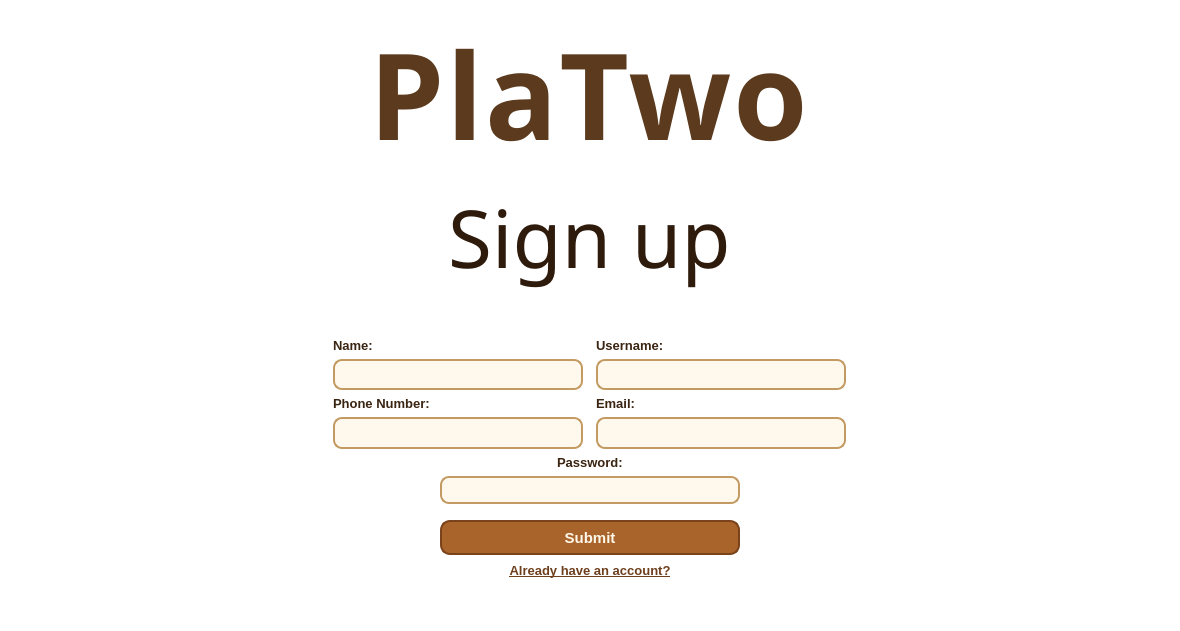
Qt form UI/Auth/signup/signup.ui (PlaTwo-project/PlaTwo) before a commit.
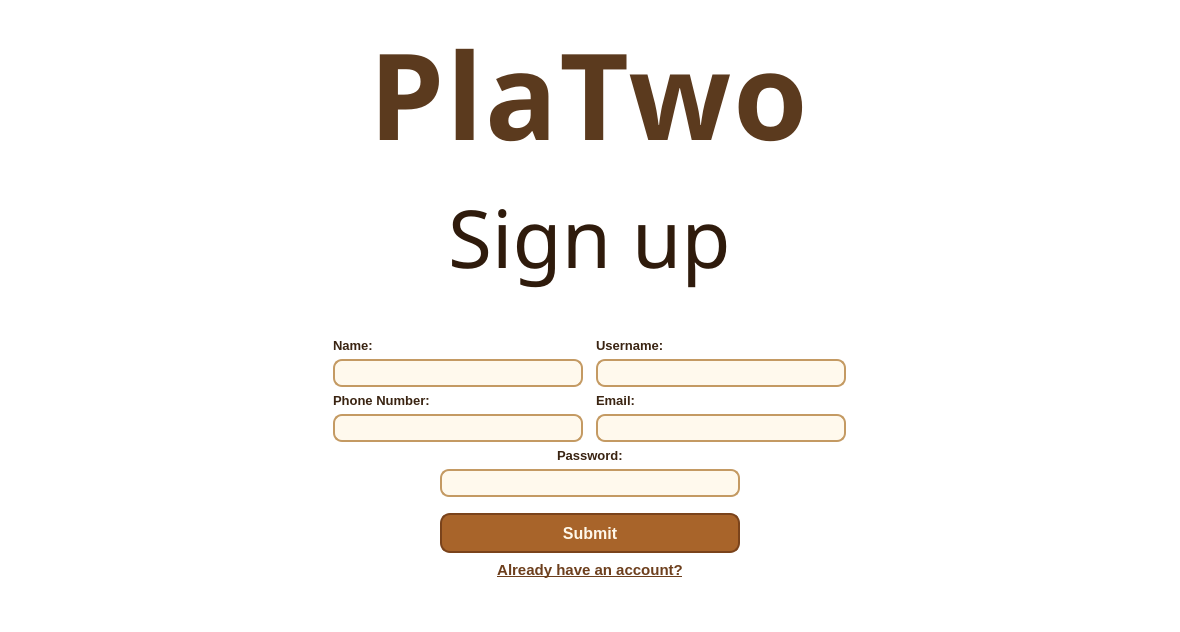
The same form after that commit.

The edit to the form file:
```diff
--- a/UI/Auth/signup/signup.ui
+++ b/UI/Auth/signup/signup.ui
@@ -432,12 +432,12 @@
        <property name="minimumSize">
         <size>
          <width>300</width>
-         <height>35</height>
+         <height>40</height>
         </size>
        </property>
        <property name="font">
         <font>
-         <pointsize>11</pointsize>
+         <pointsize>12</pointsize>
          <bold>true</bold>
         </font>
        </property>
@@ -448,7 +448,7 @@
     border: 2px solid #7A431B;
     border-radius: 10px;
     padding: 10px 18px;
-    font-size: 11pt;
+    font-size: 12pt;
     font-weight: bold;
 }
 
@@ -498,7 +498,7 @@
        </property>
        <property name="font">
         <font>
-         <pointsize>10</pointsize>
+         <pointsize>11</pointsize>
          <bold>true</bold>
          <underline>true</underline>
         </font>
@@ -509,7 +509,7 @@
     color: #6D3F1D;
     border: none;
     text-decoration: underline;
-    font-size: 10pt;
+    font-size: 11pt;
     font-weight: bold;
     padding: 2px 4px;
 }
```
